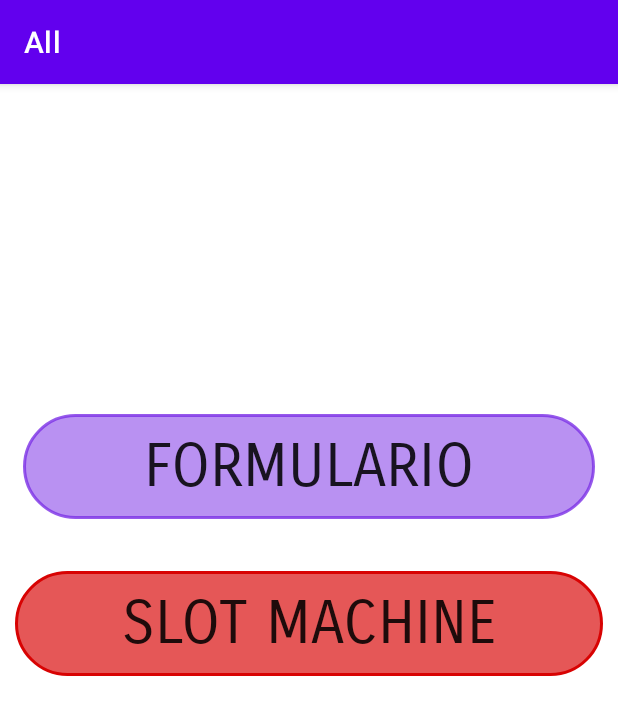
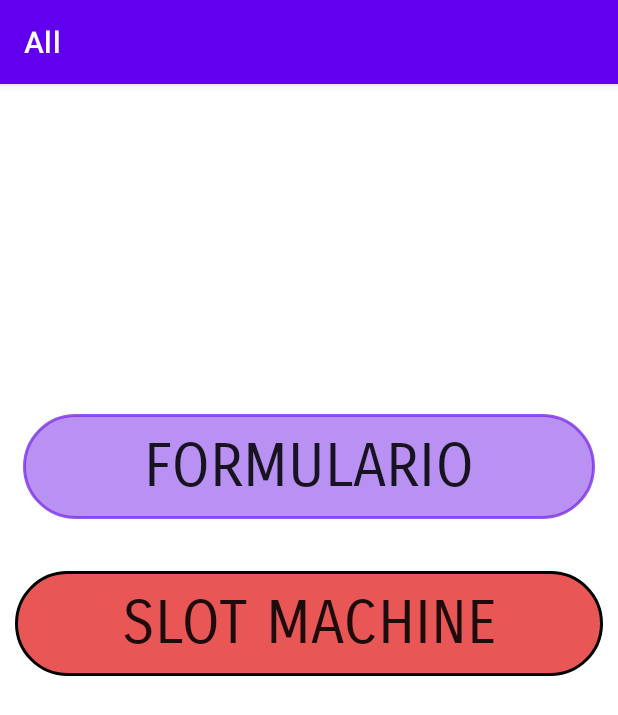
Before and after one commit to Alex-tremo5/idk, an Android app: the screen it shows after launch (MainActivity), on a phone screen of 412 x 824 dp. Shown: the top 715 px of the screen. Run offline under Robolectric (Android 15) with nearby library versions, the light colour scheme and no system bars.

Commit message:
Put MainActivity colors

```diff
--- a/app/src/main/res/layout/activity_main.xml
+++ b/app/src/main/res/layout/activity_main.xml
@@ -17,7 +17,7 @@
         android:text="@string/formulario"
         android:textSize="40sp"
         android:background="@drawable/edge"
-        android:backgroundTint="#CB7B30E6"
+        android:backgroundTint="@color/purple"
         app:layout_constraintBottom_toBottomOf="parent"
         app:layout_constraintEnd_toEndOf="parent"
         app:layout_constraintHorizontal_bias="0.551"
@@ -38,7 +38,6 @@
         android:gravity="center"
         android:orientation="vertical"
         android:text="@string/slot"
-        android:backgroundTint="#D80303"
         android:textSize="40sp"
         app:layout_constraintBottom_toBottomOf="parent"
         app:layout_constraintEnd_toEndOf="parent"
```
